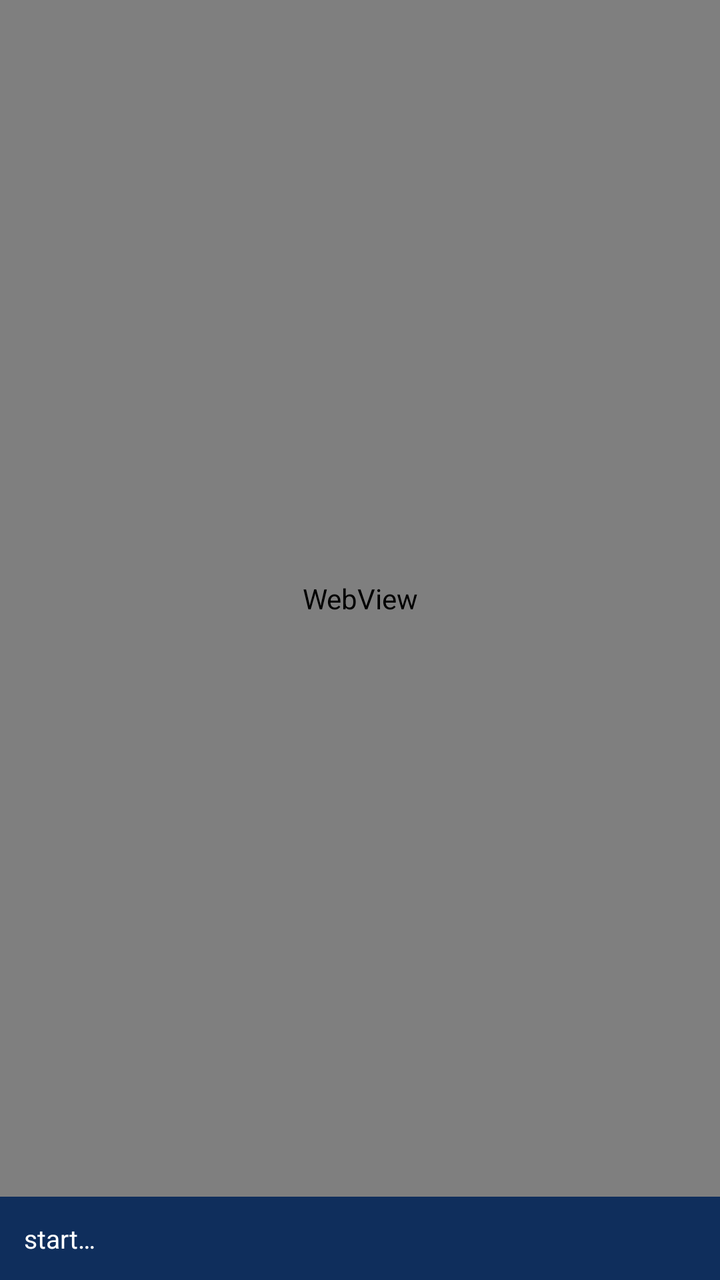
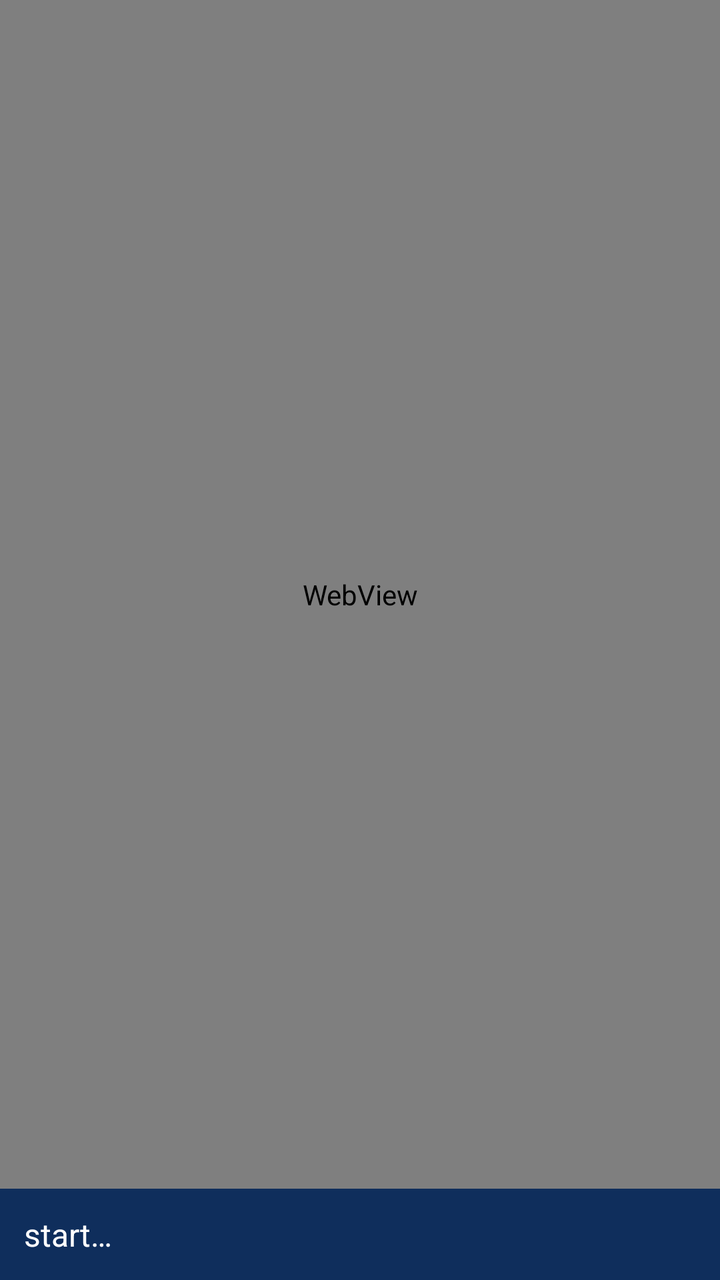

Before-and-after screenshots of an Android layout around one commit, followed by the original layout XML and the change that was made.
<!-- AndroidManifest.xml: application theme AppTheme -->
<!-- res/layout/activity_main.xml -->
<?xml version="1.0" encoding="utf-8"?>
<LinearLayout xmlns:android="http://schemas.android.com/apk/res/android"
    android:layout_width="match_parent"
    android:layout_height="match_parent"
    android:orientation="vertical"
    android:fitsSystemWindows="true">

    <WebView
        android:id="@+id/web"
        android:layout_width="match_parent"
        android:layout_height="0dp"
        android:layout_weight="1" />

    
    <TextView
        android:id="@+id/status"
        android:layout_width="match_parent"
        android:layout_height="wrap_content"
        android:padding="12dp"
        android:textSize="13sp"
        android:background="#0F2E5C"
        android:textColor="#FFFFFF"
        android:text="start…" />
</LinearLayout>
<!-- resources referenced by this layout -->
<resources>
  <style name="AppTheme" parent="@android:style/Theme.Material.Light.NoActionBar" />
</resources>

<!-- the commit's change to res/layout/activity_main.xml (unified diff, before → after) -->
@@ -17,7 +17,7 @@
         android:layout_width="match_parent"
         android:layout_height="wrap_content"
         android:padding="12dp"
-        android:textSize="13sp"
+        android:textSize="16sp"
         android:background="#0F2E5C"
         android:textColor="#FFFFFF"
         android:text="start…" />
